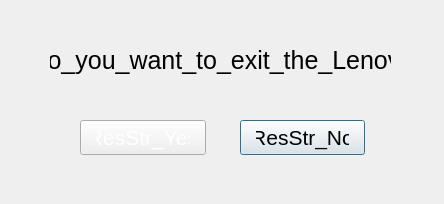
First picture: the form in cpath/promptdialog.ui, repository lzk/statusmonitor, before the edit.
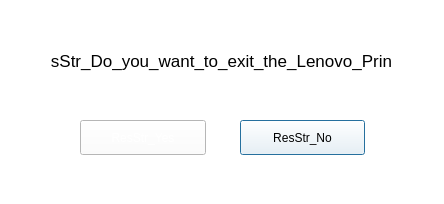
Second picture: the form after the edit. Icons and pictures are not drawn.

Patch:
```diff
--- a/cpath/promptdialog.ui
+++ b/cpath/promptdialog.ui
@@ -10,6 +10,9 @@
     <height>204</height>
    </rect>
   </property>
+  <property name="styleSheet">
+   <string notr="true">background-color: rgb(255, 255, 255);</string>
+  </property>
   <widget class="QPushButton" name="btn_NO">
    <property name="geometry">
     <rect>
@@ -19,11 +22,6 @@
      <height>35</height>
     </rect>
    </property>
-   <property name="font">
-    <font>
-     <pointsize>16</pointsize>
-    </font>
-   </property>
    <property name="styleSheet">
     <string notr="true">QPushButton{
 border-image: url(:/Images/Btn_Gray.png) 16;
@@ -54,11 +52,6 @@
      <height>35</height>
     </rect>
    </property>
-   <property name="font">
-    <font>
-     <pointsize>16</pointsize>
-    </font>
-   </property>
    <property name="focusPolicy">
     <enum>Qt::NoFocus</enum>
    </property>
@@ -100,7 +93,7 @@
    </property>
    <property name="font">
     <font>
-     <pointsize>19</pointsize>
+     <pointsize>13</pointsize>
     </font>
    </property>
    <property name="text">
```
